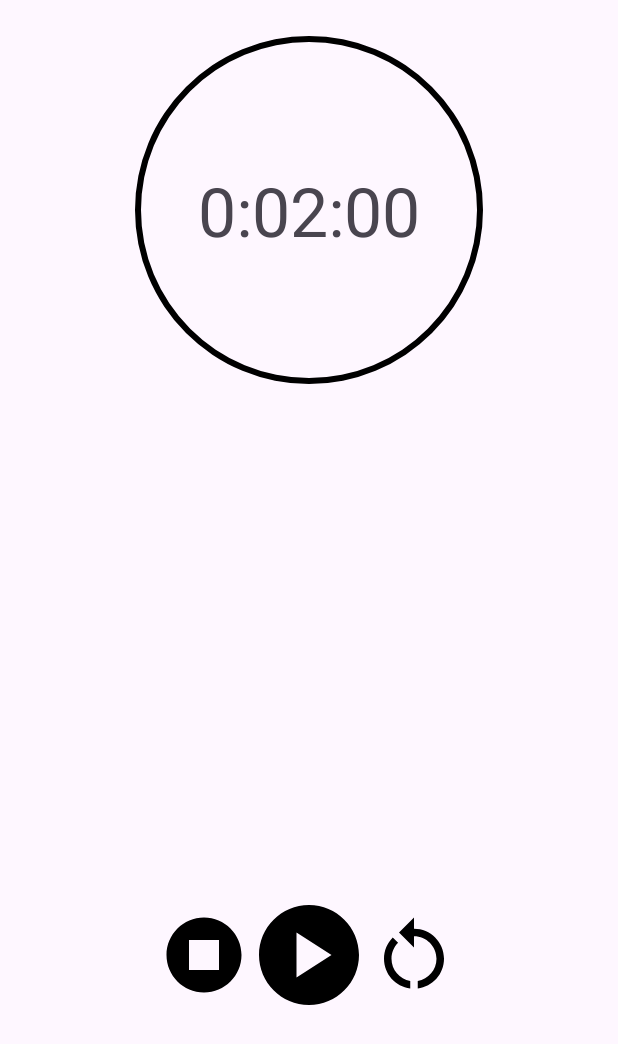
After one commit to YehorSk/workoutApp, an Android app: the TimerActivity screen opened directly, with no data from a screen before it, on a phone screen of 412 x 824 dp. The commit adds this screen. Shown: the top 1044 px of the screen. Run offline under Robolectric (Android 15) with nearby library versions, the phone set to English and light mode, and no system bars.

Commit message:
Added timer

```diff
--- a/app/src/main/AndroidManifest.xml
+++ b/app/src/main/AndroidManifest.xml
@@ -13,6 +13,12 @@
         android:theme="@style/Theme.Workout"
         tools:targetApi="31">
         <activity
+            android:name=".TimerActivity"
+            android:exported="false" />
+        <activity
+            android:name=".ExerciseActivity"
+            android:exported="false" />
+        <activity
             android:name=".MainActivity"
             android:exported="true">
             <intent-filter>
--- /dev/null
+++ b/app/src/main/java/com/example/workout/RecyclerViewInterface.java
@@ -0,0 +1,5 @@
+package com.example.workout;
+
+public interface RecyclerViewInterface {
+    void onItemClick(int position);
+}
--- /dev/null
+++ b/app/src/main/java/com/example/workout/TimerActivity.java
@@ -0,0 +1,96 @@
+package com.example.workout;
+
+import androidx.appcompat.app.AppCompatActivity;
+
+import android.os.Bundle;
+import android.os.Handler;
+import android.view.View;
+import android.widget.Button;
+import android.widget.ImageButton;
+import android.widget.ProgressBar;
+import android.widget.TextView;
+
+public class TimerActivity extends AppCompatActivity {
+
+    private int seconds = 120;
+    private boolean running;
+    private boolean wasRunning;
+    private TextView time;
+    private ImageButton startBtn;
+    private ImageButton stopBtn;
+    private ImageButton resetBtn;
+    private ProgressBar pb;
+
+    @Override
+    protected void onCreate(Bundle savedInstanceState) {
+        super.onCreate(savedInstanceState);
+        setContentView(R.layout.activity_timer);
+        setUI();
+        if(savedInstanceState != null){
+            seconds = savedInstanceState.getInt("seconds");
+            running = savedInstanceState.getBoolean("running");
+            wasRunning = savedInstanceState.getBoolean("wasRunning");
+        }
+        startTimer();
+    }
+    @Override
+    public void onSaveInstanceState(Bundle saveInstanceState){
+        super.onSaveInstanceState(saveInstanceState);
+        saveInstanceState.putInt("seconds",seconds);
+        saveInstanceState.putBoolean("running",running);
+        saveInstanceState.putBoolean("wasRunning",wasRunning);
+    }
+    @Override
+    protected void onPause(){
+        super.onPause();
+        wasRunning = running;
+        running = false;
+    }
+    @Override
+    protected void onResume(){
+        super.onResume();
+        if(wasRunning){
+            running = true;
+        }
+    }
+    protected void startTimer() {
+        final Handler handler = new Handler();
+        final int totalSeconds = seconds;
+        handler.post(new Runnable() {
+            @Override
+            public void run() {
+                int hours = seconds / 3600;
+                int minutes = (seconds % 3600) / 60;
+                int secs = seconds % 60;
+                String timeStr = String.format("%d:%02d:%02d", hours, minutes, secs);
+                time.setText(timeStr);
+                if (running && seconds > 0) {
+                    seconds--;
+                    pb.setProgress(seconds);
+                }
+                handler.postDelayed(this, 1000);
+            }
+        });
+    }
+
+    public void startTimer(View view){
+        running = true;
+    }
+    public void stopTimer(View view){
+        running = false;
+    }
+    public void resetTimer(View view){
+        running = false;
+        seconds = 120;
+    }
+
+    public void setUI(){
+        startBtn = findViewById(R.id.startBtn);
+        stopBtn  = findViewById(R.id.stopBtn);
+        resetBtn = findViewById(R.id.resetBtn);
+        time = findViewById(R.id.time);
+        pb = findViewById(R.id.progressBar);
+        pb.setMax(seconds);
+        pb.setProgress(seconds);
+    }
+}
--- /dev/null
+++ b/app/src/main/res/drawable/baseline_play_circle_24.xml
@@ -0,0 +1,5 @@
+<vector android:height="80dp" android:tint="#000000"
+    android:viewportHeight="24" android:viewportWidth="24"
+    android:width="80dp" xmlns:android="http://schemas.android.com/apk/res/android">
+    <path android:fillColor="@android:color/white" android:pathData="M12,2C6.48,2 2,6.48 2,12s4.48,10 10,10s10,-4.48 10,-10S17.52,2 12,2zM9.5,16.5v-9l7,4.5L9.5,16.5z"/>
+</vector>
--- /dev/null
+++ b/app/src/main/res/drawable/baseline_restart_alt_24.xml
@@ -0,0 +1,6 @@
+<vector android:height="60dp" android:tint="#000000"
+    android:viewportHeight="24" android:viewportWidth="24"
+    android:width="60dp" xmlns:android="http://schemas.android.com/apk/res/android">
+    <path android:fillColor="@android:color/white" android:pathData="M12,5V2L8,6l4,4V7c3.31,0 6,2.69 6,6c0,2.97 -2.17,5.43 -5,5.91v2.02c3.95,-0.49 7,-3.85 7,-7.93C20,8.58 16.42,5 12,5z"/>
+    <path android:fillColor="@android:color/white" android:pathData="M6,13c0,-1.65 0.67,-3.15 1.76,-4.24L6.34,7.34C4.9,8.79 4,10.79 4,13c0,4.08 3.05,7.44 7,7.93v-2.02C8.17,18.43 6,15.97 6,13z"/>
+</vector>
--- /dev/null
+++ b/app/src/main/res/drawable/baseline_stop_circle_24.xml
@@ -0,0 +1,5 @@
+<vector android:height="60dp" android:tint="#000000"
+    android:viewportHeight="24" android:viewportWidth="24"
+    android:width="60dp" xmlns:android="http://schemas.android.com/apk/res/android">
+    <path android:fillColor="@android:color/white" android:pathData="M12,2C6.48,2 2,6.48 2,12c0,5.52 4.48,10 10,10s10,-4.48 10,-10C22,6.48 17.52,2 12,2zM16,16H8V8h8V16z"/>
+</vector>
--- /dev/null
+++ b/app/src/main/res/drawable/circle.xml
@@ -0,0 +1,9 @@
+<?xml version="1.0" encoding="utf-8"?>
+<shape xmlns:android="http://schemas.android.com/apk/res/android"
+    android:shape="ring"
+    android:innerRadiusRatio="2.5"
+    android:thickness="4dp"
+    android:useLevel="true">
+
+    <solid android:color="@color/black"></solid>
+</shape>
--- /dev/null
+++ b/app/src/main/res/drawable/round_buttons.xml
@@ -0,0 +1,5 @@
+<shape xmlns:android="http://schemas.android.com/apk/res/android">
+    <solid android:color="#00000000" />
+    <size android:width="60dp" android:height="60dp"/>
+    <corners android:radius="40dp" />
+</shape>
--- /dev/null
+++ b/app/src/main/res/layout/activity_timer.xml
@@ -0,0 +1,82 @@
+<?xml version="1.0" encoding="utf-8"?>
+<androidx.constraintlayout.widget.ConstraintLayout xmlns:android="http://schemas.android.com/apk/res/android"
+    xmlns:app="http://schemas.android.com/apk/res-auto"
+    xmlns:tools="http://schemas.android.com/tools"
+    android:layout_width="match_parent"
+    android:layout_height="match_parent"
+    tools:context=".TimerActivity">
+
+    <TextView
+        android:id="@+id/time"
+        android:layout_width="wrap_content"
+        android:layout_height="wrap_content"
+        android:text="00:00:00"
+        android:textSize="45sp"
+        app:layout_constraintBottom_toBottomOf="@+id/progressBar"
+        app:layout_constraintEnd_toEndOf="@+id/progressBar"
+        app:layout_constraintStart_toStartOf="@+id/progressBar"
+        app:layout_constraintTop_toTopOf="@+id/progressBar" />
+
+    <TableRow
+        android:id="@+id/tableRow"
+        android:layout_width="wrap_content"
+        android:layout_height="wrap_content"
+        android:padding="20dp"
+        app:layout_constraintEnd_toEndOf="parent"
+        app:layout_constraintStart_toStartOf="parent"
+        app:layout_constraintTop_toTopOf="@+id/guideline6">
+
+        <ImageButton
+            android:id="@+id/stopBtn"
+            android:layout_width="wrap_content"
+            android:layout_height="wrap_content"
+            android:layout_marginTop="10dp"
+            android:background="@drawable/round_buttons"
+            android:onClick="stopTimer"
+            app:srcCompat="@drawable/baseline_stop_circle_24" />
+
+        <ImageButton
+            android:id="@+id/startBtn"
+            android:layout_width="wrap_content"
+            android:layout_height="wrap_content"
+            android:background="@drawable/round_buttons"
+            android:onClick="startTimer"
+            app:srcCompat="@drawable/baseline_play_circle_24" />
+
+        <ImageButton
+            android:id="@+id/resetBtn"
+            android:layout_width="wrap_content"
+            android:layout_height="wrap_content"
+            android:layout_marginTop="10dp"
+            android:background="@drawable/round_buttons"
+            android:onClick="resetTimer"
+            app:srcCompat="@drawable/baseline_restart_alt_24" />
+
+    </TableRow>
+
+    <androidx.constraintlayout.widget.Guideline
+        android:id="@+id/guideline4"
+        android:layout_width="wrap_content"
+        android:layout_height="wrap_content"
+        android:orientation="horizontal"
+        app:layout_constraintGuide_percent="0.45" />
+
+    <androidx.constraintlayout.widget.Guideline
+        android:id="@+id/guideline6"
+        android:layout_width="wrap_content"
+        android:layout_height="wrap_content"
+        android:orientation="horizontal"
+        app:layout_constraintGuide_percent="0.7" />
+
+    <ProgressBar
+        android:id="@+id/progressBar"
+        style="?android:attr/progressBarStyleHorizontal"
+        android:layout_width="280dp"
+        android:layout_height="280dp"
+        android:progress="100"
+        android:progressDrawable="@drawable/circle"
+        app:layout_constraintEnd_toEndOf="parent"
+        app:layout_constraintStart_toStartOf="parent"
+        tools:layout_editor_absoluteY="153dp"
+        tools:progress="60" />
+</androidx.constraintlayout.widget.ConstraintLayout>
```
Also changed, not shown: app/src/main/java/com/example/workout/ExerciseActivity.java (added, +17 -0 lines), app/src/main/java/com/example/workout/MainActivity.java (+10 -2 lines), app/src/main/java/com/example/workout/workoutAdapter.java (+18 -3 lines), app/src/main/res/layout/activity_exercise.xml (added, +18 -0 lines), app/src/main/res/layout/workout_item_row.xml (+4 -7 lines).
